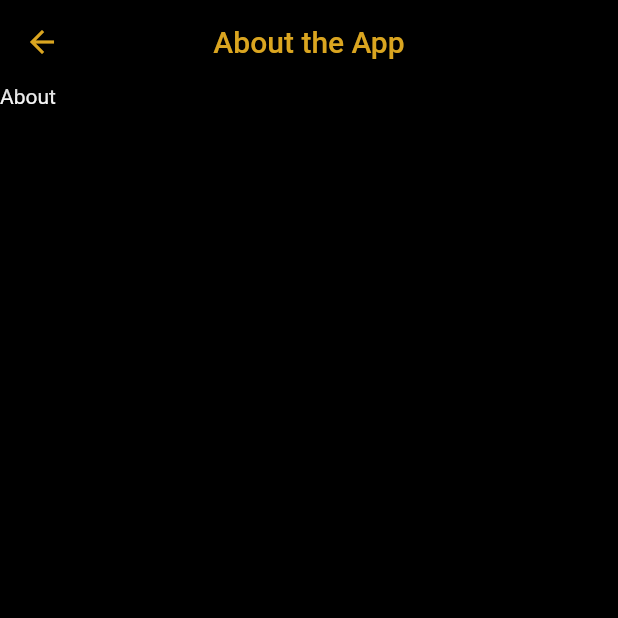
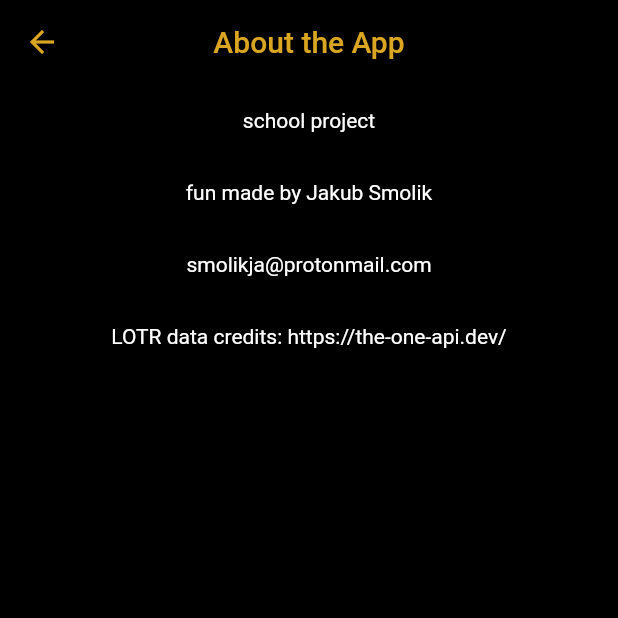
Before and after one commit to smolikja/bp-lotr-flutter-app, a Flutter app: the screen it shows after launch, after a tap on the "info outline" icon, on a phone screen of 412 x 824 dp, the top half of it. Run offline on Flutter 3.47's test engine with Material 2 defaults, Android fonts, the phone set to English and light mode, and no system bars.

Commit message:
about screen

```diff
--- a/lib/screens/about_screen.dart
+++ b/lib/screens/about_screen.dart
@@ -14,6 +14,13 @@ class AboutScreen extends BaseStatefulWidget {
 }
 
 class _AboutScreenScreenState extends State<AboutScreen> {
+  List<String> _rows = [
+    "school project",
+    "fun made by Jakub Smolik",
+    "smolikja@protonmail.com",
+    "LOTR data credits: https://the-one-api.dev/"
+  ];
+
   @override
   Widget build(BuildContext context) {
     return Scaffold(
@@ -22,7 +29,18 @@ class _AboutScreenScreenState extends State<AboutScreen> {
         fullscreenPush: widget.fullscreenPush,
         hideAbout: true,
       ),
-      body: SingleChildScrollView(child: Text("About")),
+      body: Container(
+        width: MediaQuery.of(context).size.width,
+        child: SingleChildScrollView(
+            child: Column(
+          children: [_getTextWidgets(_rows)],
+        )),
+      ),
     );
   }
+
+  Widget _getTextWidgets(List<String> strings) {
+    return new Column(
+        children: strings.map((item) => new Padding(padding: const EdgeInsets.all(16.0), child: Text(item))).toList());
+  }
 }
```
